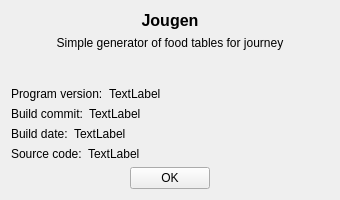
Qt form src/gui/aboutWindow.ui (ivanbilych/jougen) before a commit.
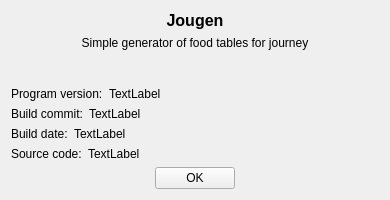
The same form after that commit.

Commit message:
gui: Adlust information windos size and text labels
Make possible to copy text and increase window size

Patch:
```diff
--- a/src/gui/aboutWindow.ui
+++ b/src/gui/aboutWindow.ui
@@ -6,19 +6,19 @@
    <rect>
     <x>0</x>
     <y>0</y>
-    <width>340</width>
+    <width>390</width>
     <height>200</height>
    </rect>
   </property>
   <property name="minimumSize">
    <size>
-    <width>340</width>
+    <width>390</width>
     <height>200</height>
    </size>
   </property>
   <property name="maximumSize">
    <size>
-    <width>340</width>
+    <width>390</width>
     <height>200</height>
    </size>
   </property>
```
Left out of the diff: 12 changed lines with no effect on the pictures.
